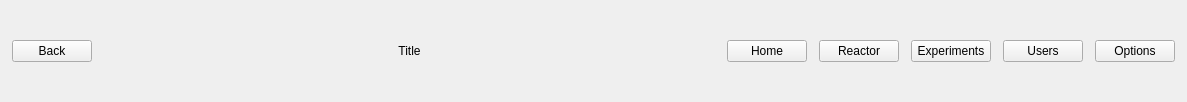
daharkan/ModularReactionPackage, file reactorgui/uiMenuWidget.ui: the form before one commit.
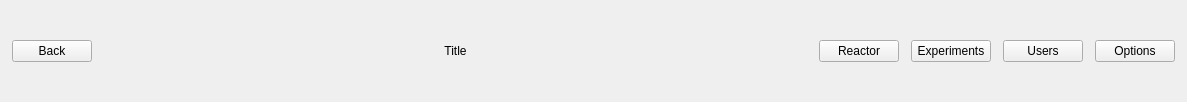
The form after the commit. Icons and pictures are not drawn.

Patch:
```diff
--- a/reactorgui/uiMenuWidget.ui
+++ b/reactorgui/uiMenuWidget.ui
@@ -100,23 +100,6 @@
      </property>
     </spacer>
    </item>
-   <item>
-    <widget class="QPushButton" name="homeButton">
-     <property name="text">
-      <string>Home</string>
-     </property>
-     <property name="icon">
-      <iconset resource="resources.qrc">
-       <normaloff>:/resources/icons/home.svg</normaloff>:/resources/icons/home.svg</iconset>
-     </property>
-     <property name="iconSize">
-      <size>
-       <width>24</width>
-       <height>24</height>
-      </size>
-     </property>
-    </widget>
-   </item>
    <item>
     <widget class="QPushButton" name="reactorButton">
      <property name="text">
```
